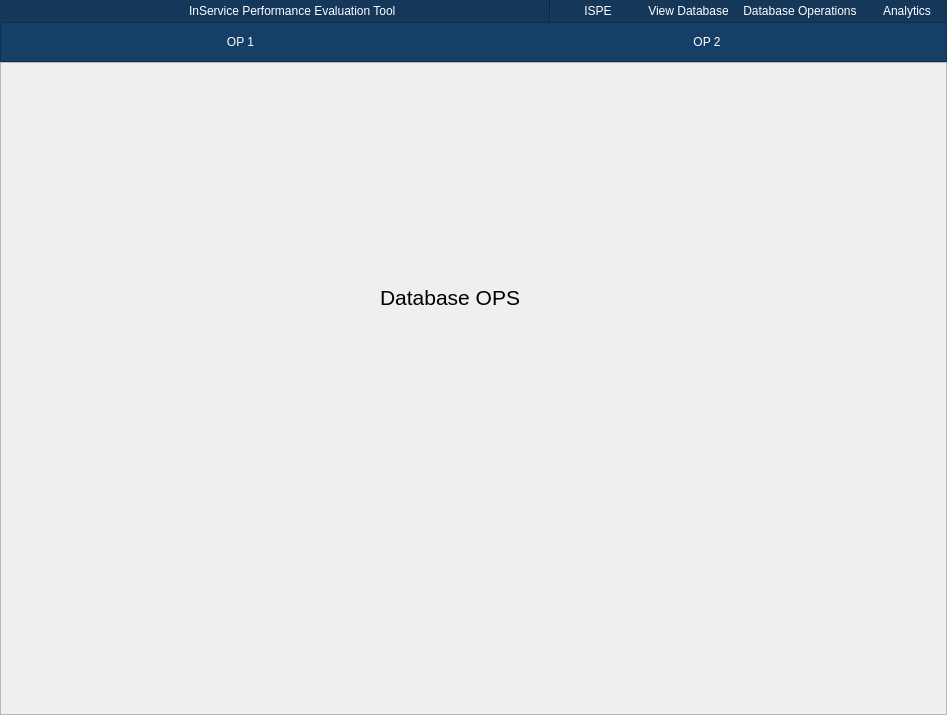
The window that UI/designer_files/mainWindow.ui (nirupam52/TxDOT-Project) describes before a commit, drawn with Qt 5.
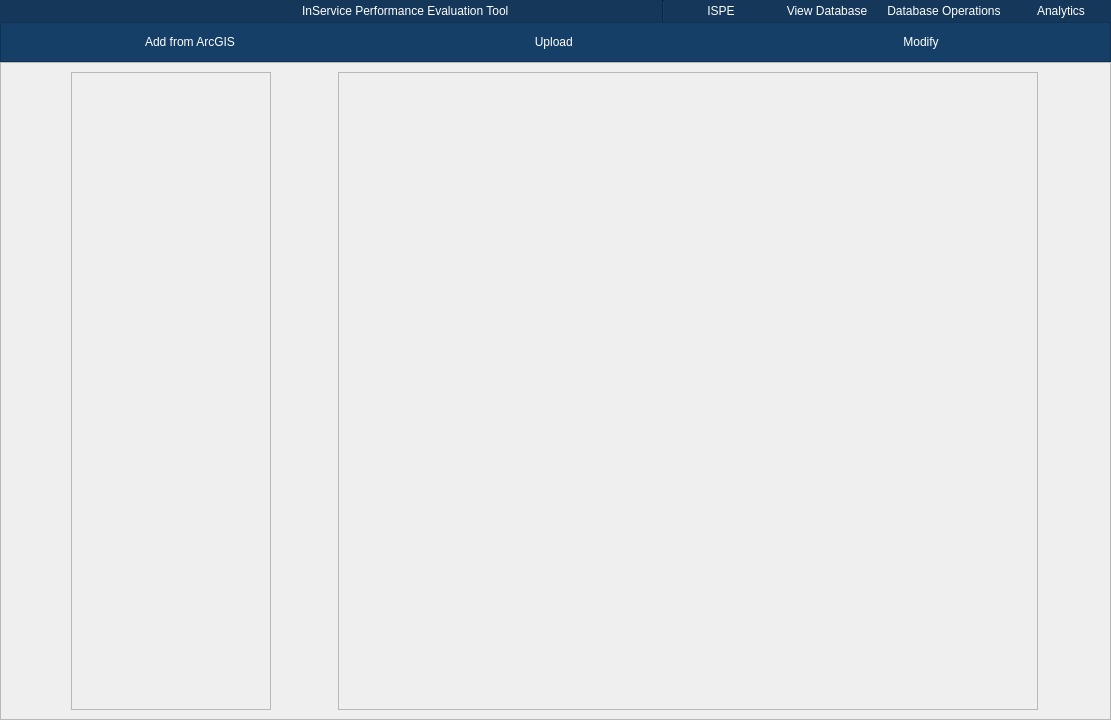
The same window after the commit. The open tabs and pages were chosen to show the change. Icons and pictures are not drawn.

Commit message: db ops file upload init

Patch:
```diff
--- a/UI/designer_files/mainWindow.ui
+++ b/UI/designer_files/mainWindow.ui
@@ -6,8 +6,8 @@
    <rect>
     <x>0</x>
     <y>0</y>
-    <width>947</width>
-    <height>715</height>
+    <width>1111</width>
+    <height>720</height>
    </rect>
   </property>
   <property name="windowTitle">
@@ -576,7 +576,7 @@
            <item>
             <widget class="QPushButton" name="pushButton_3">
              <property name="text">
-              <string>OP 1</string>
+              <string>Add from ArcGIS</string>
              </property>
              <property name="flat">
               <bool>true</bool>
@@ -586,7 +586,17 @@
            <item>
             <widget class="QPushButton" name="pushButton_4">
              <property name="text">
-              <string>OP 2</string>
+              <string>Upload </string>
+             </property>
+             <property name="flat">
+              <bool>true</bool>
+             </property>
+            </widget>
+           </item>
+           <item>
+            <widget class="QPushButton" name="modifyBtn">
+             <property name="text">
+              <string>Modify</string>
              </property>
              <property name="flat">
               <bool>true</bool>
@@ -604,24 +614,28 @@
           <property name="frameShadow">
            <enum>QFrame::Raised</enum>
           </property>
-          <widget class="QLabel" name="label_2">
-           <property name="geometry">
-            <rect>
-             <x>380</x>
-             <y>200</y>
-             <width>201</width>
-             <height>71</height>
-            </rect>
-           </property>
-           <property name="font">
-            <font>
-             <pointsize>16</pointsize>
-            </font>
-           </property>
-           <property name="text">
-            <string>Database OPS</string>
-           </property>
-          </widget>
+          <layout class="QHBoxLayout" name="horizontalLayout_10">
+           <item>
+            <widget class="QListWidget" name="tablesListWidget">
+             <property name="maximumSize">
+              <size>
+               <width>200</width>
+               <height>16777215</height>
+              </size>
+             </property>
+            </widget>
+           </item>
+           <item>
+            <widget class="QTextBrowser" name="tableDesc">
+             <property name="maximumSize">
+              <size>
+               <width>700</width>
+               <height>16777215</height>
+              </size>
+             </property>
+            </widget>
+           </item>
+          </layout>
          </widget>
         </item>
        </layout>
```
Left out of the diff: 13 changed lines with no effect on the pictures. The commit also changes 2 other files.
